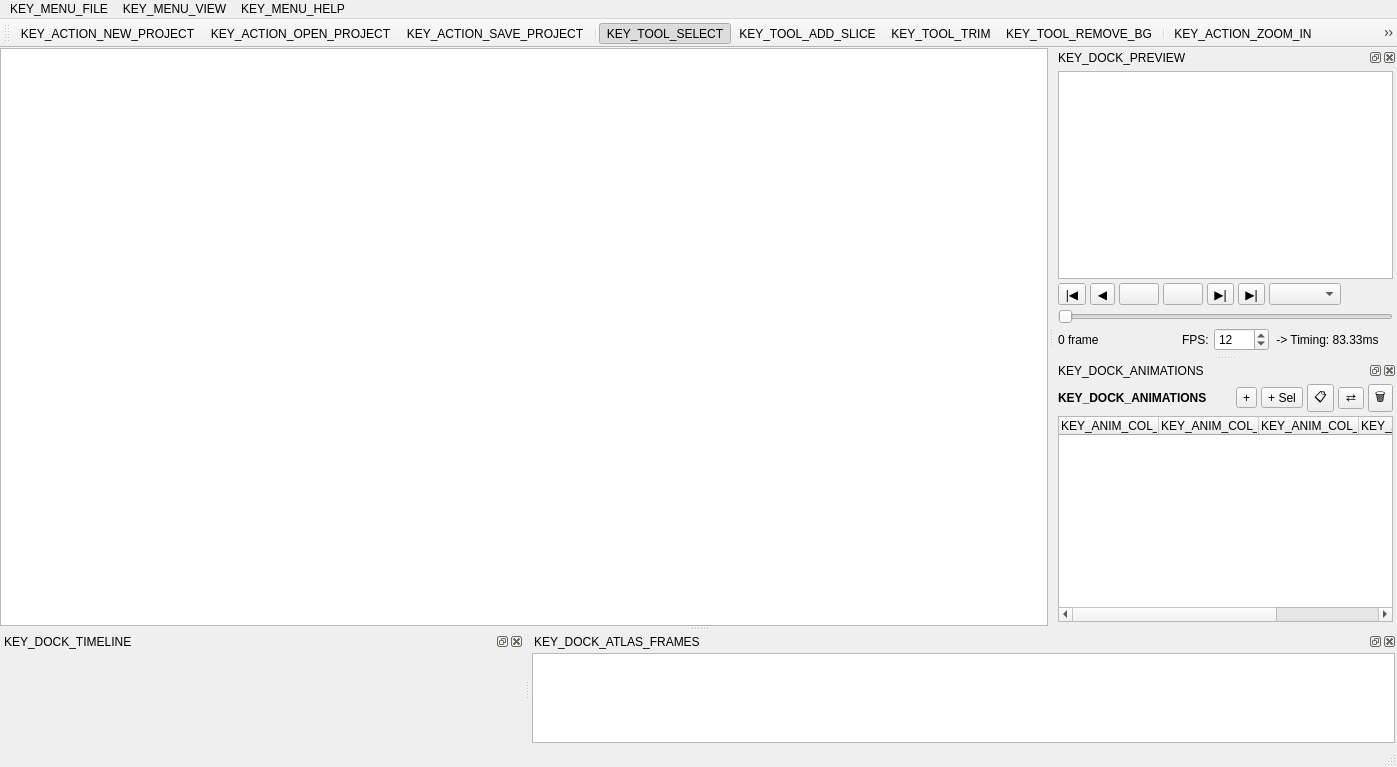
Qt form SpriteStudio/src/mainwindow.ui (oktailb/BentoPack) before a commit.
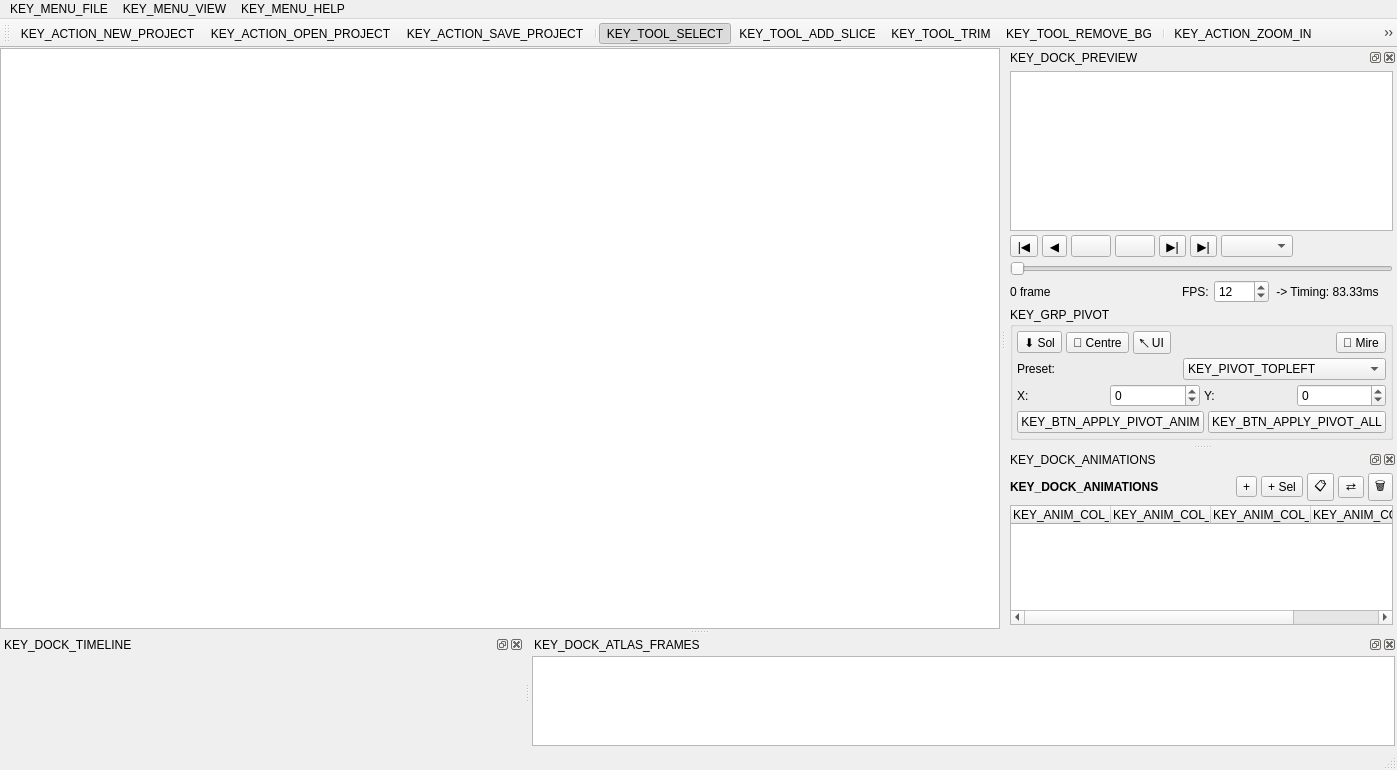
The same form after that commit. Icons and pictures are not drawn.

Commit message: feat (pivot): modify HMI to edit a reference/pivot point in sprites, propagate the modification if save process

The edit to the form file:
```diff
--- a/SpriteStudio/src/mainwindow.ui
+++ b/SpriteStudio/src/mainwindow.ui
@@ -315,6 +315,229 @@
          </item>
         </layout>
        </item>
+       <item>
+        <widget class="QGroupBox" name="grpPivot">
+         <property name="title">
+          <string>KEY_GRP_PIVOT</string>
+         </property>
+         <layout class="QVBoxLayout" name="pivotLayout">
+          <property name="spacing">
+           <number>4</number>
+          </property>
+          <property name="leftMargin">
+           <number>4</number>
+          </property>
+          <property name="topMargin">
+           <number>4</number>
+          </property>
+          <property name="rightMargin">
+           <number>4</number>
+          </property>
+          <property name="bottomMargin">
+           <number>4</number>
+          </property>
+          <item>
+           <layout class="QHBoxLayout" name="pivotQuickButtonsLayout">
+            <property name="spacing">
+             <number>4</number>
+            </property>
+            <item>
+             <widget class="QToolButton" name="btnPivotGround">
+              <property name="toolTip">
+               <string>KEY_TOOLTIP_PIVOT_GROUND</string>
+              </property>
+              <property name="text">
+               <string>⬇️ Sol</string>
+              </property>
+             </widget>
+            </item>
+            <item>
+             <widget class="QToolButton" name="btnPivotCenter">
+              <property name="toolTip">
+               <string>KEY_TOOLTIP_PIVOT_CENTER</string>
+              </property>
+              <property name="text">
+               <string>🎯 Centre</string>
+              </property>
+             </widget>
+            </item>
+            <item>
+             <widget class="QToolButton" name="btnPivotTopLeft">
+              <property name="toolTip">
+               <string>KEY_TOOLTIP_PIVOT_TOPLEFT</string>
+              </property>
+              <property name="text">
+               <string>↖️ UI</string>
+              </property>
+             </widget>
+            </item>
+            <item>
+             <spacer name="spacerPivotQuick">
+              <property name="orientation">
+               <enum>Qt::Orientation::Horizontal</enum>
+              </property>
+              <property name="sizeHint" stdset="0">
+               <size>
+                <width>10</width>
+                <height>20</height>
+               </size>
+              </property>
+             </spacer>
+            </item>
+            <item>
+             <widget class="QToolButton" name="btnShowReticle">
+              <property name="toolTip">
+               <string>KEY_TOOLTIP_SHOW_RETICLE</string>
+              </property>
+              <property name="text">
+               <string>🎯 Mire</string>
+              </property>
+              <property name="checkable">
+               <bool>true</bool>
+              </property>
+             </widget>
+            </item>
+           </layout>
+          </item>
+          <item>
+           <layout class="QHBoxLayout" name="pivotPresetComboLayout">
+            <property name="spacing">
+             <number>4</number>
+            </property>
+            <item>
+             <widget class="QLabel" name="lblPivotPreset">
+              <property name="text">
+               <string>Preset:</string>
+              </property>
+             </widget>
+            </item>
+            <item>
+             <widget class="QComboBox" name="cmbPivotPreset">
+              <item>
+               <property name="text">
+                <string>KEY_PIVOT_TOPLEFT</string>
+               </property>
+              </item>
+              <item>
+               <property name="text">
+                <string>KEY_PIVOT_TOPCENTER</string>
+               </property>
+              </item>
+              <item>
+               <property name="text">
+                <string>KEY_PIVOT_TOPRIGHT</string>
+               </property>
+              </item>
+              <item>
+               <property name="text">
+                <string>KEY_PIVOT_CENTERLEFT</string>
+               </property>
+              </item>
+              <item>
+               <property name="text">
+                <string>KEY_PIVOT_CENTER</string>
+               </property>
+              </item>
+              <item>
+               <property name="text">
+                <string>KEY_PIVOT_CENTERRIGHT</string>
+               </property>
+              </item>
+              <item>
+               <property name="text">
+                <string>KEY_PIVOT_BOTTOMLEFT</string>
+               </property>
+              </item>
+              <item>
+               <property name="text">
+                <string>KEY_PIVOT_BOTTOMCENTER</string>
+               </property>
+              </item>
+              <item>
+               <property name="text">
+                <string>KEY_PIVOT_BOTTOMRIGHT</string>
+               </property>
+              </item>
+              <item>
+               <property name="text">
+                <string>KEY_PIVOT_CUSTOM</string>
+               </property>
+              </item>
+             </widget>
+            </item>
+           </layout>
+          </item>
+          <item>
+           <layout class="QHBoxLayout" name="pivotCoordsLayout">
+            <property name="spacing">
+             <number>4</number>
+            </property>
+            <item>
+             <widget class="QLabel" name="lblPivotX">
+              <property name="text">
+               <string>X:</string>
+              </property>
+             </widget>
+            </item>
+            <item>
+             <widget class="QSpinBox" name="spinPivotX">
+              <property name="minimum">
+               <number>-9999</number>
+              </property>
+              <property name="maximum">
+               <number>9999</number>
+              </property>
+             </widget>
+            </item>
+            <item>
+             <widget class="QLabel" name="lblPivotY">
+              <property name="text">
+               <string>Y:</string>
+              </property>
+             </widget>
+            </item>
+            <item>
+             <widget class="QSpinBox" name="spinPivotY">
+              <property name="minimum">
+               <number>-9999</number>
+              </property>
+              <property name="maximum">
+               <number>9999</number>
+              </property>
+             </widget>
+            </item>
+           </layout>
+          </item>
+          <item>
+           <layout class="QHBoxLayout" name="pivotBatchButtonsLayout">
+            <property name="spacing">
+             <number>4</number>
+            </property>
+            <item>
+             <widget class="QPushButton" name="btnApplyPivotAnim">
+              <property name="toolTip">
+               <string>KEY_TOOLTIP_APPLY_PIVOT_ANIM</string>
+              </property>
+              <property name="text">
+               <string>KEY_BTN_APPLY_PIVOT_ANIM</string>
+              </property>
+             </widget>
+            </item>
+            <item>
+             <widget class="QPushButton" name="btnApplyPivotAll">
+              <property name="toolTip">
+               <string>KEY_TOOLTIP_APPLY_PIVOT_ALL</string>
+              </property>
+              <property name="text">
+               <string>KEY_BTN_APPLY_PIVOT_ALL</string>
+              </property>
+             </widget>
+            </item>
+           </layout>
+          </item>
+         </layout>
+        </widget>
+       </item>
       </layout>
      </item>
     </layout>
```
The commit also changes 23 other files.
